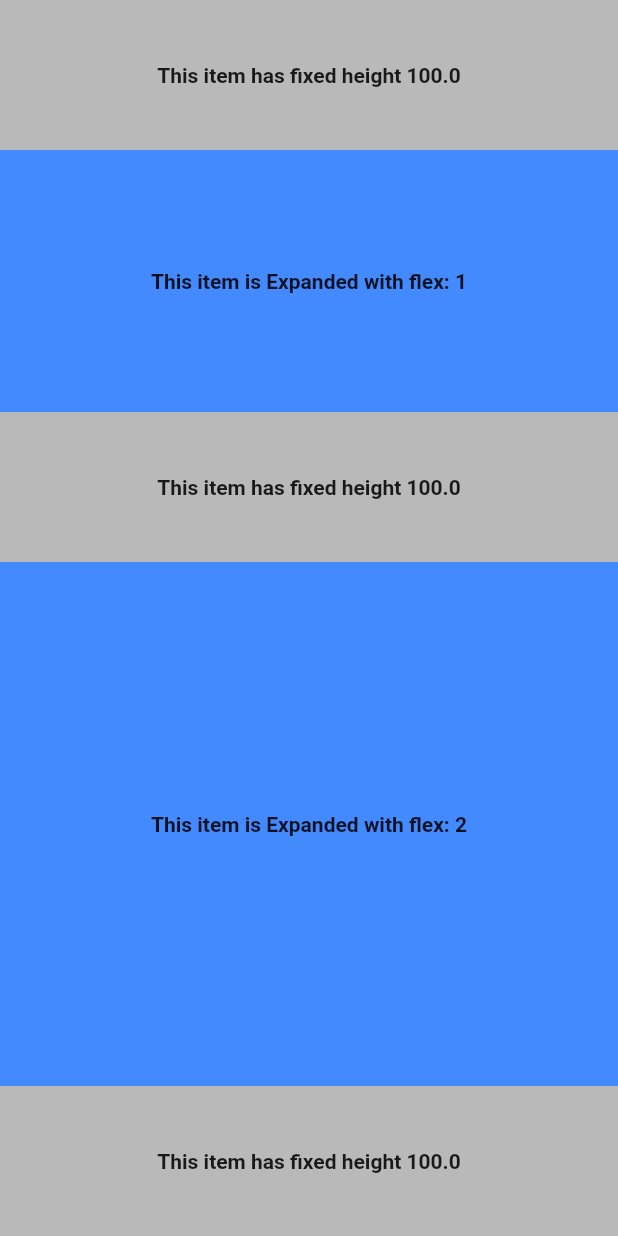
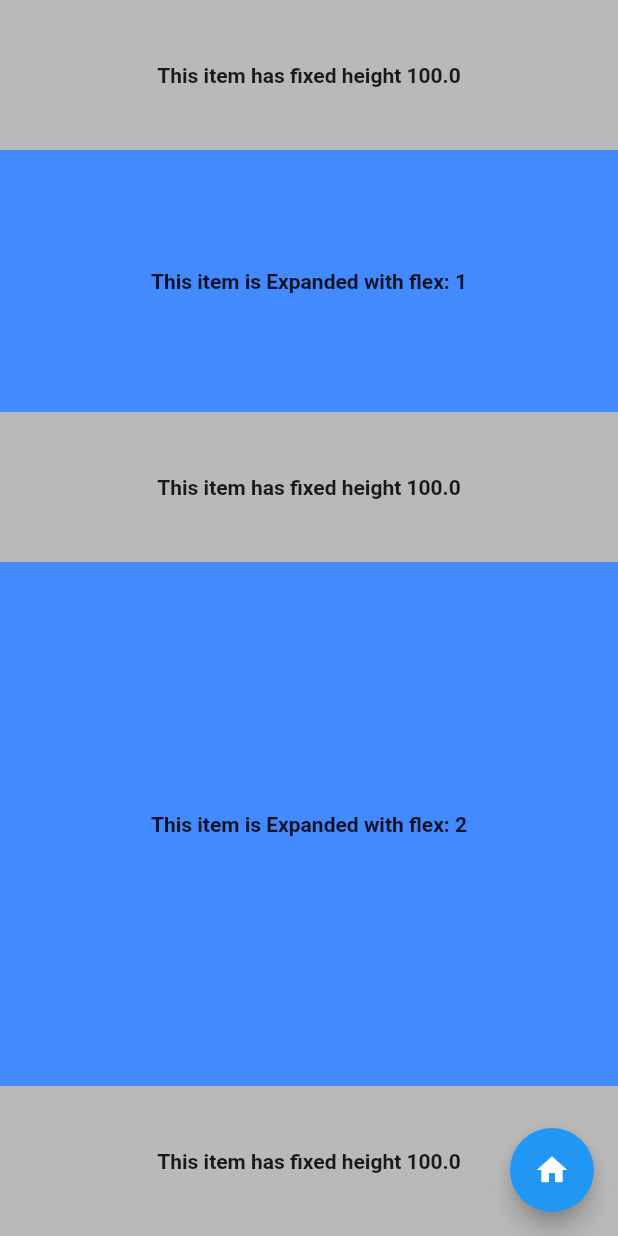
Before and after one commit to sudame/TIL, a Flutter app: the ExpandedExample screen opened by its route, on a phone screen of 412 x 824 dp. Run offline on Flutter 3.47's test engine with Material 2 defaults, Android fonts, the light colour scheme and no system bars; our stand-ins replace rxdart.

Commit message:
add: back to home FAB

```diff
--- /dev/null
+++ b/flutter/widget_of_the_week/lib/helpers/home_fab.dart
@@ -0,0 +1,13 @@
+import 'package:flutter/material.dart';
+
+class BackFAB extends StatelessWidget {
+  @override
+  Widget build(BuildContext context) {
+    return FloatingActionButton(
+      child: Icon(Icons.home),
+      onPressed: () {
+        Navigator.of(context).pop();
+      },
+    );
+  }
+}
--- a/flutter/widget_of_the_week/lib/views/widgets/expanded.dart
+++ b/flutter/widget_of_the_week/lib/views/widgets/expanded.dart
@@ -1,4 +1,5 @@
 import 'package:flutter/material.dart';
+import 'package:widget_of_the_week/helpers/home_fab.dart';
 
 class ExpandedExample extends StatelessWidget {
   ExpandedExample({Key key}) : super(key: key);
@@ -20,6 +21,7 @@ class ExpandedExample extends StatelessWidget {
           _NotExpandedItem(),
         ],
       ),
+      floatingActionButton: BackFAB(),
     );
   }
 }
--- a/flutter/widget_of_the_week/lib/views/widgets/safe_area.dart
+++ b/flutter/widget_of_the_week/lib/views/widgets/safe_area.dart
@@ -1,4 +1,5 @@
 import 'package:flutter/material.dart';
+import 'package:widget_of_the_week/helpers/home_fab.dart';
 
 class MySafeArea extends StatefulWidget {
   MySafeArea({Key key}) : super(key: key);
@@ -48,6 +49,7 @@ class _MySafeAreaState extends State<MySafeArea> {
           ),
         ],
       ),
+      floatingActionButton: BackFAB(),
     );
   }
 }
```
